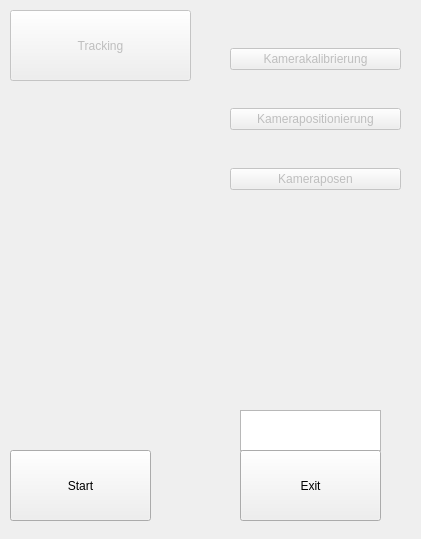
SevFle/Flugbahnberechnung, file software/Linux/Flugbahnberechnung/forms/frm_main.ui: the form before one commit.
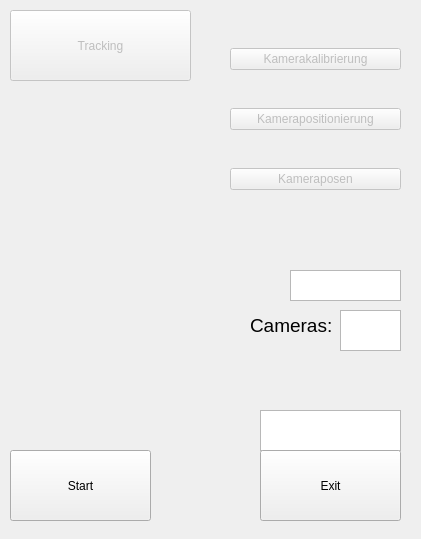
The form after the commit.

What changed in the file:
```diff
--- a/software/Linux/Flugbahnberechnung/forms/frm_main.ui
+++ b/software/Linux/Flugbahnberechnung/forms/frm_main.ui
@@ -17,7 +17,7 @@
    <widget class="QTextEdit" name="txb_zaehler">
     <property name="geometry">
      <rect>
-      <x>240</x>
+      <x>260</x>
       <y>410</y>
       <width>141</width>
       <height>41</height>
@@ -32,7 +32,7 @@
    <widget class="QPushButton" name="bt_exit">
     <property name="geometry">
      <rect>
-      <x>240</x>
+      <x>260</x>
       <y>450</y>
       <width>141</width>
       <height>71</height>
@@ -125,6 +125,49 @@
      </item>
     </layout>
    </widget>
+   <widget class="QTextEdit" name="txb_init">
+    <property name="geometry">
+     <rect>
+      <x>290</x>
+      <y>270</y>
+      <width>111</width>
+      <height>31</height>
+     </rect>
+    </property>
+   </widget>
+   <widget class="QTextEdit" name="txb_cameras">
+    <property name="geometry">
+     <rect>
+      <x>340</x>
+      <y>310</y>
+      <width>61</width>
+      <height>41</height>
+     </rect>
+    </property>
+    <property name="font">
+     <font>
+      <pointsize>14</pointsize>
+     </font>
+    </property>
+   </widget>
+   <widget class="QLabel" name="lbl_cameras">
+    <property name="geometry">
+     <rect>
+      <x>250</x>
+      <y>310</y>
+      <width>81</width>
+      <height>31</height>
+     </rect>
+    </property>
+    <property name="font">
+     <font>
+      <pointsize>14</pointsize>
+     </font>
+    </property>
+    <property name="text">
+     <string>Cameras:</string>
+    </property>
+   </widget>
   </widget>
  </widget>
  <resources/>
```
